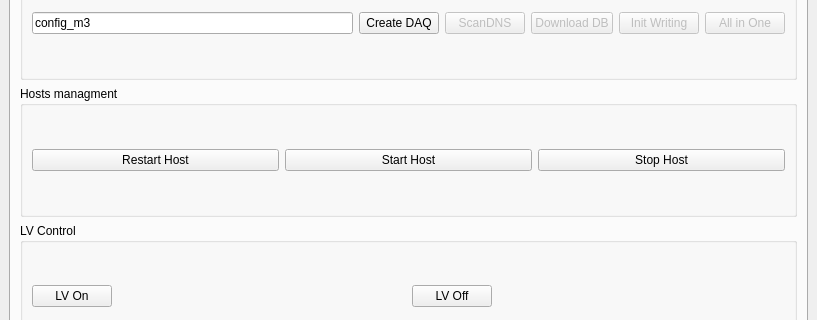
Qt form DaqUI.ui (mirabitl/SDHCAL) before a commit; both pictures show x 0 to 817 and y 94 to 414 of the 817 by 673 pixel window.
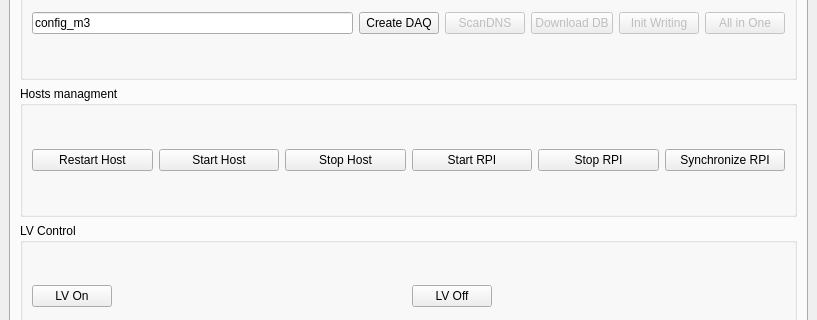
The same form after that commit.

```diff
--- a/DaqUI.ui
+++ b/DaqUI.ui
@@ -121,6 +121,27 @@
              </property>
             </widget>
            </item>
+           <item>
+            <widget class="QPushButton" name="PBStartRPI">
+             <property name="text">
+              <string>Start RPI</string>
+             </property>
+            </widget>
+           </item>
+           <item>
+            <widget class="QPushButton" name="PBStopRPI">
+             <property name="text">
+              <string>Stop RPI</string>
+             </property>
+            </widget>
+           </item>
+           <item>
+            <widget class="QPushButton" name="PBSynchronizeRPI">
+             <property name="text">
+              <string>Synchronize RPI</string>
+             </property>
+            </widget>
+           </item>
           </layout>
          </widget>
         </item>
```
